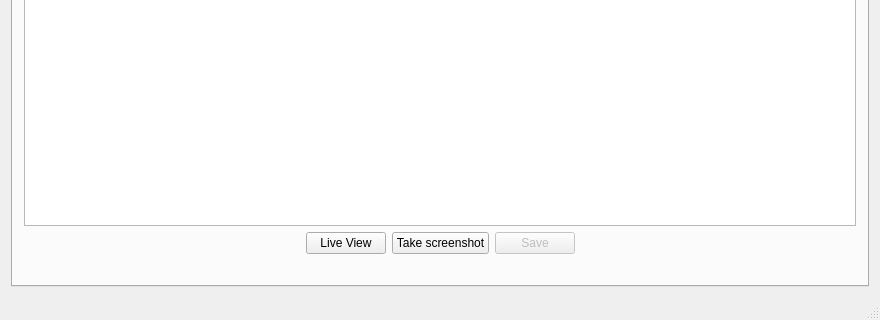
The window that src/gui/lxi-gui/mainwindow.ui (lxi-tools/lxi-tools) describes before a commit, drawn with Qt 5; both pictures show x 0 to 880 and y 480 to 800 of the 880 by 800 pixel window.
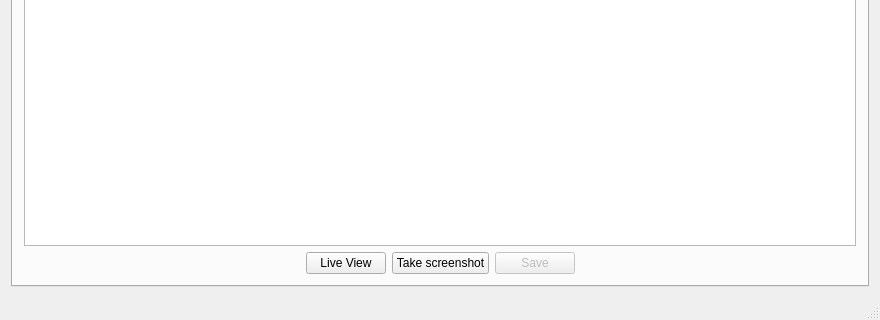
The same window after the commit. The open tabs and pages were chosen to show the change. Icons and pictures are not drawn. Custom widgets are drawn as their Qt base class.

Commit message: lxi-gui: Add input dialog for *ESE and *SRE commands

Diff of the .ui file:
```diff
--- a/src/gui/lxi-gui/mainwindow.ui
+++ b/src/gui/lxi-gui/mainwindow.ui
@@ -546,22 +546,6 @@
           </item>
          </layout>
         </item>
-        <item row="1" column="0">
-         <spacer name="verticalSpacer_2">
-          <property name="orientation">
-           <enum>Qt::Vertical</enum>
-          </property>
-          <property name="sizeType">
-           <enum>QSizePolicy::Fixed</enum>
-          </property>
-          <property name="sizeHint" stdset="0">
-           <size>
-            <width>20</width>
-            <height>20</height>
-           </size>
-          </property>
-         </spacer>
-        </item>
        </layout>
       </widget>
       <widget class="QWidget" name="tab_Benchmark">
```
Left out of the diff: 42 changed lines with no effect on the pictures. The commit also changes 2 other files.
